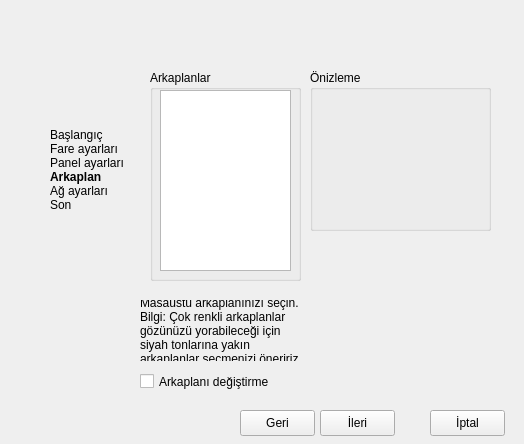
Before: the Qt Designer form projeler/anatolya-bey/src/screens/ui/wallpaperWindow.ui in atlantistruva/truvalinux, drawn with Qt 5.
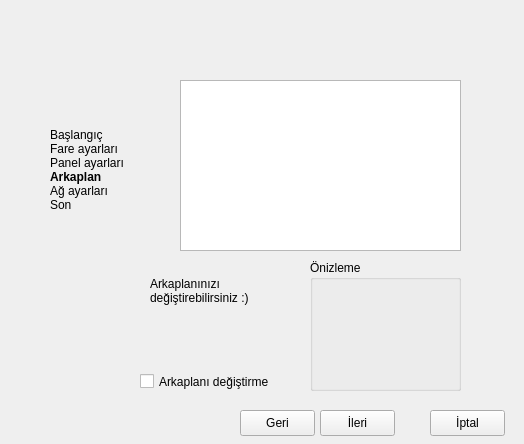
After: the same form once the commit is applied. Icons and pictures are not drawn.

Patch:
```diff
--- a/projeler/anatolya-bey/src/screens/ui/wallpaperWindow.ui
+++ b/projeler/anatolya-bey/src/screens/ui/wallpaperWindow.ui
@@ -31,36 +31,13 @@
    <string>QMainWindow {background-image: url(:/beyimage/beyimage.png);}</string>
   </property>
   <widget class="QWidget" name="centralwidget" >
-   <widget class="QGroupBox" name="WallpapersGroup" >
-    <property name="geometry" >
-     <rect>
-      <x>150</x>
-      <y>70</y>
-      <width>151</width>
-      <height>211</height>
-     </rect>
-    </property>
-    <property name="title" >
-     <string>Arkaplanlar</string>
-    </property>
-    <widget class="QListWidget" name="listWallpapers" >
-     <property name="geometry" >
-      <rect>
-       <x>10</x>
-       <y>20</y>
-       <width>131</width>
-       <height>181</height>
-      </rect>
-     </property>
-    </widget>
-   </widget>
    <widget class="QGroupBox" name="showPictureGroup" >
     <property name="geometry" >
      <rect>
       <x>310</x>
-      <y>70</y>
-      <width>181</width>
-      <height>161</height>
+      <y>260</y>
+      <width>151</width>
+      <height>131</height>
      </rect>
     </property>
     <property name="title" >
@@ -71,8 +48,8 @@
       <rect>
        <x>10</x>
        <y>20</y>
-       <width>161</width>
-       <height>131</height>
+       <width>131</width>
+       <height>101</height>
       </rect>
      </property>
      <property name="text" >
@@ -134,18 +111,17 @@
    <widget class="QLabel" name="label" >
     <property name="geometry" >
      <rect>
-      <x>140</x>
-      <y>300</y>
-      <width>301</width>
-      <height>61</height>
+      <x>10</x>
+      <y>250</y>
+      <width>161</width>
+      <height>161</height>
      </rect>
     </property>
     <property name="text" >
-     <string>Masaüstü arkaplanınızı seçin.
-Bilgi: Çok renkli arkaplanlar 
-gözünüzü yorabileceği için 
-siyah tonlarına yakın
-arkaplanlar seçmenizi öneririz.</string>
+     <string/>
+    </property>
+    <property name="pixmap" >
+     <pixmap resource="../../icons/startericons.qrc" >:/icon/penguen.png</pixmap>
     </property>
    </widget>
    <widget class="QLabel" name="basementsLabel" >
@@ -183,6 +159,39 @@
      <string>Arkaplanı değiştirme</string>
     </property>
    </widget>
+   <widget class="QListWidget" name="listWallpapers" >
+    <property name="geometry" >
+     <rect>
+      <x>180</x>
+      <y>80</y>
+      <width>281</width>
+      <height>171</height>
+     </rect>
+    </property>
+    <property name="whatsThis" >
+     <string>Buradan arkaplanınızı seçebilirsiniz...</string>
+    </property>
+   </widget>
+   <widget class="QLabel" name="label_3" >
+    <property name="geometry" >
+     <rect>
+      <x>150</x>
+      <y>270</y>
+      <width>111</width>
+      <height>41</height>
+     </rect>
+    </property>
+    <property name="autoFillBackground" >
+     <bool>false</bool>
+    </property>
+    <property name="text" >
+     <string>Arkaplanınızı 
+değiştirebilirsiniz :)</string>
+    </property>
+    <property name="textFormat" >
+     <enum>Qt::AutoText</enum>
+    </property>
+   </widget>
   </widget>
  </widget>
  <resources>
```
